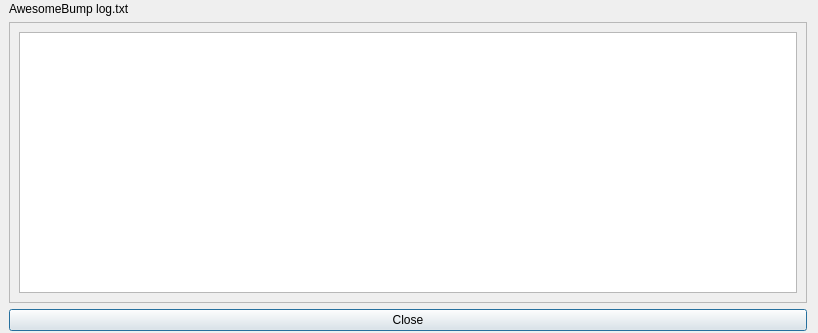
Old version of the form Sources/dialoglogger.ui in the repository kmkolasinski/AwesomeBump.
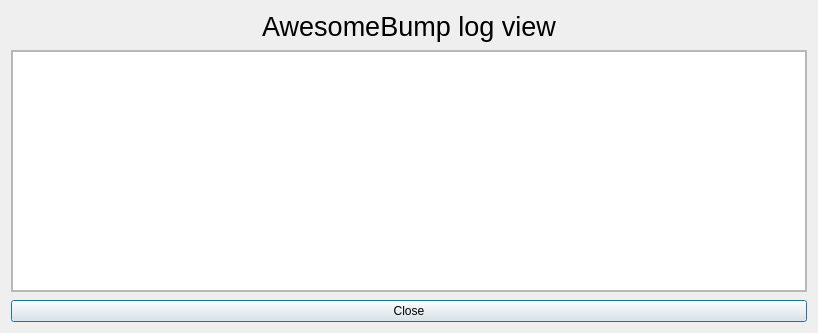
New version of the form.

Patch:
```diff
--- a/Sources/dialoglogger.ui
+++ b/Sources/dialoglogger.ui
@@ -14,19 +14,21 @@
    <string>AwesomeBump log </string>
   </property>
   <layout class="QVBoxLayout" name="verticalLayout_2">
-   <property name="leftMargin">
-    <number>9</number>
-   </property>
-   <property name="topMargin">
-    <number>2</number>
-   </property>
-   <property name="bottomMargin">
-    <number>2</number>
+   <property name="spacing">
+    <number>8</number>
    </property>
    <item>
     <widget class="QLabel" name="label">
+     <property name="font">
+      <font>
+       <pointsize>20</pointsize>
+      </font>
+     </property>
      <property name="text">
-      <string>AwesomeBump log.txt</string>
+      <string>AwesomeBump log view</string>
+     </property>
+     <property name="alignment">
+      <set>Qt::AlignCenter</set>
      </property>
     </widget>
    </item>
@@ -42,11 +44,14 @@
          <rect>
           <x>0</x>
           <y>0</y>
-          <width>796</width>
-          <height>269</height>
+          <width>790</width>
+          <height>249</height>
          </rect>
         </property>
         <layout class="QVBoxLayout" name="verticalLayout_3">
+         <property name="margin">
+          <number>0</number>
+         </property>
          <item>
           <widget class="QTextEdit" name="textEdit">
            <property name="readOnly">
```
